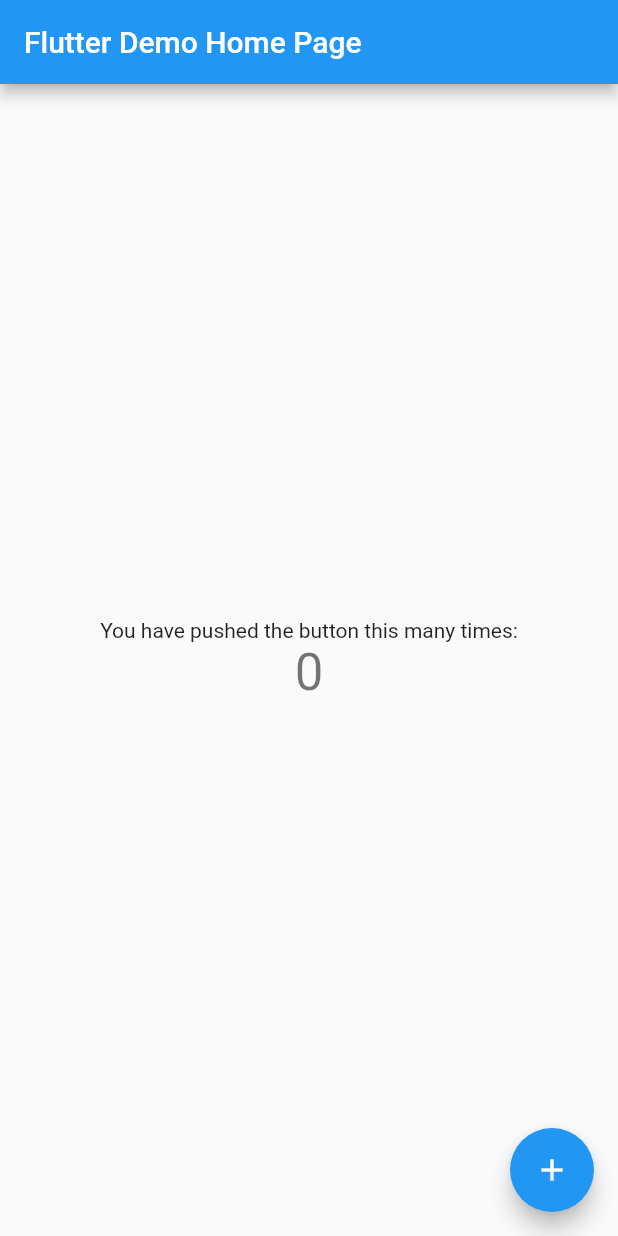
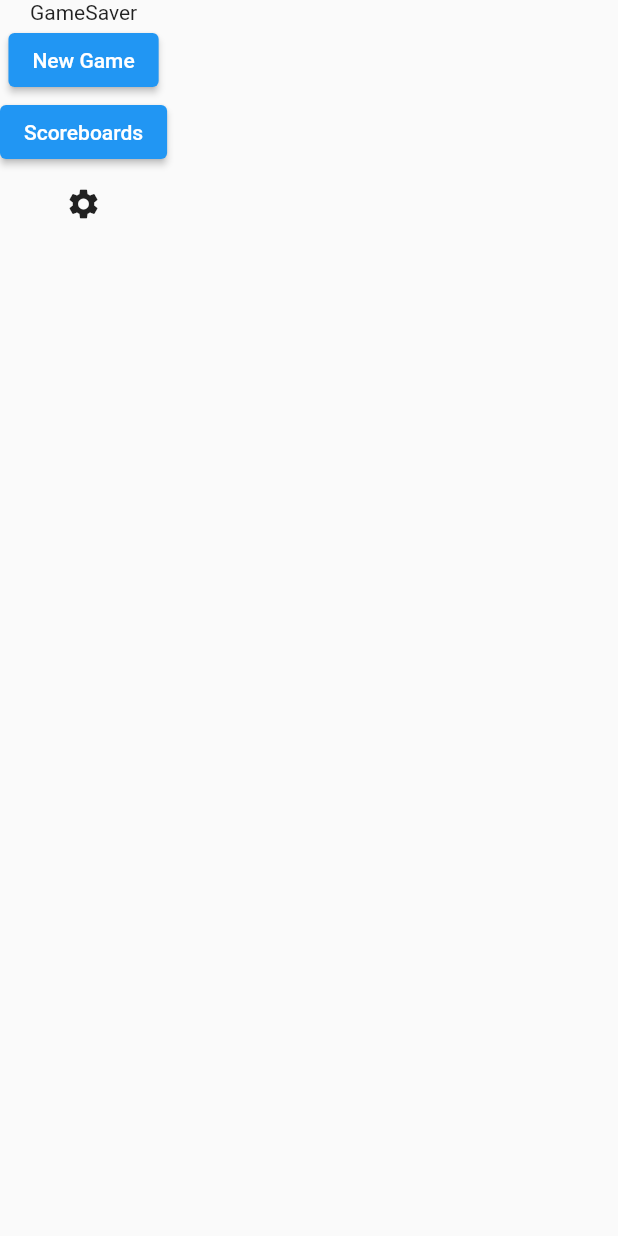
Before and after one commit to radicalgrim/game_saver, a Flutter app: the screen it shows after launch, on a phone screen of 412 x 824 dp. Run offline on Flutter 3.47's test engine with Material 2 defaults, Android fonts, the phone set to English and light mode, and no system bars.

Commit message:
Seperate example app into its own page, create home page with basic elements

```diff
--- a/lib/main.dart
+++ b/lib/main.dart
@@ -1,4 +1,6 @@
 import 'package:flutter/material.dart';
+import 'package:game_saver/pages/example_page.dart';
+import 'package:game_saver/pages/home_page.dart';
 
 void main() {
   runApp(const MyApp());
@@ -11,7 +13,7 @@ class MyApp extends StatelessWidget {
   @override
   Widget build(BuildContext context) {
     return MaterialApp(
-      title: 'Flutter Demo',
+      title: 'game_saver',
       theme: ThemeData(
         // This is the theme of your application.
         //
@@ -24,92 +26,12 @@ class MyApp extends StatelessWidget {
         // is not restarted.
         primarySwatch: Colors.blue,
       ),
-      home: const MyHomePage(title: 'Flutter Demo Home Page'),
+      // This tells flutter the home page of your application
+      home: const HomePage(),
+      // This tells flutter the different pages in your application
+      routes: {
+        ExamplePage.route: (_) => const ExamplePage(),
+      },
     );
   }
 }
-
-class MyHomePage extends StatefulWidget {
-  const MyHomePage({Key? key, required this.title}) : super(key: key);
-
-  // This widget is the home page of your application. It is stateful, meaning
-  // that it has a State object (defined below) that contains fields that affect
-  // how it looks.
-
-  // This class is the configuration for the state. It holds the values (in this
-  // case the title) provided by the parent (in this case the App widget) and
-  // used by the build method of the State. Fields in a Widget subclass are
-  // always marked "final".
-
-  final String title;
-
-  @override
-  State<MyHomePage> createState() => _MyHomePageState();
-}
-
-class _MyHomePageState extends State<MyHomePage> {
-  int _counter = 0;
-
-  void _incrementCounter() {
-    setState(() {
-      // This call to setState tells the Flutter framework that something has
-      // changed in this State, which causes it to rerun the build method below
-      // so that the display can reflect the updated values. If we changed
-      // _counter without calling setState(), then the build method would not be
-      // called again, and so nothing would appear to happen.
-      _counter++;
-    });
-  }
-
-  @override
-  Widget build(BuildContext context) {
-    // This method is rerun every time setState is called, for instance as done
-    // by the _incrementCounter method above.
-    //
-    // The Flutter framework has been optimized to make rerunning build methods
-    // fast, so that you can just rebuild anything that needs updating rather
-    // than having to individually change instances of widgets.
-    return Scaffold(
-      appBar: AppBar(
-        // Here we take the value from the MyHomePage object that was created by
-        // the App.build method, and use it to set our appbar title.
-        title: Text(widget.title),
-      ),
-      body: Center(
-        // Center is a layout widget. It takes a single child and positions it
-        // in the middle of the parent.
-        child: Column(
-          // Column is also a layout widget. It takes a list of children and
-          // arranges them vertically. By default, it sizes itself to fit its
-          // children horizontally, and tries to be as tall as its parent.
-          //
-          // Invoke "debug painting" (press "p" in the console, choose the
-          // "Toggle Debug Paint" action from the Flutter Inspector in Android
-          // Studio, or the "Toggle Debug Paint" command in Visual Studio Code)
-          // to see the wireframe for each widget.
-          //
-          // Column has various properties to control how it sizes itself and
-          // how it positions its children. Here we use mainAxisAlignment to
-          // center the children vertically; the main axis here is the vertical
-          // axis because Columns are vertical (the cross axis would be
-          // horizontal).
-          mainAxisAlignment: MainAxisAlignment.center,
-          children: <Widget>[
-            const Text(
-              'You have pushed the button this many times:',
-            ),
-            Text(
-              '$_counter',
-              style: Theme.of(context).textTheme.headline4,
-            ),
-          ],
-        ),
-      ),
-      floatingActionButton: FloatingActionButton(
-        onPressed: _incrementCounter,
-        tooltip: 'Increment',
-        child: const Icon(Icons.add),
-      ), // This trailing comma makes auto-formatting nicer for build methods.
-    );
-  }
-}
--- /dev/null
+++ b/lib/pages/example_page.dart
@@ -0,0 +1,82 @@
+import 'package:flutter/material.dart';
+import 'package:flutter/widgets.dart';
+
+class ExamplePage extends StatefulWidget {
+  const ExamplePage({Key? key}) : super(key: key);
+
+  // This string is used when telling Flutter Navigation to navigate to this
+  // page
+  static const String route = "/example";
+
+  final String title = "Title";
+
+  @override
+  State<ExamplePage> createState() => _ExamplePageState();
+}
+
+class _ExamplePageState extends State<ExamplePage> {
+  int _counter = 0;
+
+  void _incrementCounter() {
+    setState(() {
+      // This call to setState tells the Flutter framework that something has
+      // changed in this State, which causes it to rerun the build method below
+      // so that the display can reflect the updated values. If we changed
+      // _counter without calling setState(), then the build method would not be
+      // called again, and so nothing would appear to happen.
+      _counter++;
+    });
+  }
+
+  @override
+  Widget build(BuildContext context) {
+    // This method is rerun every time setState is called, for instance as done
+    // by the _incrementCounter method above.
+    //
+    // The Flutter framework has been optimized to make rerunning build methods
+    // fast, so that you can just rebuild anything that needs updating rather
+    // than having to individually change instances of widgets.
+    return Scaffold(
+      appBar: AppBar(
+        // Here we take the value from the MyHomePage object that was created by
+        // the App.build method, and use it to set our appbar title.
+        title: Text(widget.title),
+      ),
+      body: Center(
+        // Center is a layout widget. It takes a single child and positions it
+        // in the middle of the parent.
+        child: Column(
+          // Column is also a layout widget. It takes a list of children and
+          // arranges them vertically. By default, it sizes itself to fit its
+          // children horizontally, and tries to be as tall as its parent.
+          //
+          // Invoke "debug painting" (press "p" in the console, choose the
+          // "Toggle Debug Paint" action from the Flutter Inspector in Android
+          // Studio, or the "Toggle Debug Paint" command in Visual Studio Code)
+          // to see the wireframe for each widget.
+          //
+          // Column has various properties to control how it sizes itself and
+          // how it positions its children. Here we use mainAxisAlignment to
+          // center the children vertically; the main axis here is the vertical
+          // axis because Columns are vertical (the cross axis would be
+          // horizontal).
+          mainAxisAlignment: MainAxisAlignment.center,
+          children: <Widget>[
+            const Text(
+              'You have pushed the button this many times:',
+            ),
+            Text(
+              '$_counter',
+              style: Theme.of(context).textTheme.headline4,
+            ),
+          ],
+        ),
+      ),
+      floatingActionButton: FloatingActionButton(
+        onPressed: _incrementCounter,
+        tooltip: 'Increment',
+        child: const Icon(Icons.add),
+      ), // This trailing comma makes auto-formatting nicer for build methods.
+    );
+  }
+}
--- /dev/null
+++ b/lib/pages/home_page.dart
@@ -0,0 +1,50 @@
+// ignore_for_file: prefer_const_literals_to_create_immutables, prefer_const_constructors
+// TODO: Delete this before submitting PR
+
+import 'dart:developer';
+
+import 'package:flutter/material.dart';
+import 'package:flutter/widgets.dart';
+
+class HomePage extends StatefulWidget {
+  const HomePage({Key? key}) : super(key: key);
+
+  static const String route = "/home";
+
+  @override
+  HomePageState createState() => HomePageState();
+}
+
+class HomePageState extends State<HomePage> {
+  @override
+  Widget build(BuildContext context) {
+    return Scaffold(
+      body: Column(
+        children: [
+          Text("GameSaver"),
+          ElevatedButton(
+            child: const Text("New Game"),
+            onPressed: () {
+              // TODO: Implement me
+              log("New Game pressed");
+            },
+          ),
+          ElevatedButton(
+            child: const Text("Scoreboards"),
+            onPressed: () {
+              // TODO: Implement me
+              log("Scoreboards pressed");
+            },
+          ),
+          IconButton(
+            icon: const Icon(Icons.settings),
+            onPressed: () {
+              // TODO: Implement me
+              log("Game Options icon pressed");
+            },
+          ),
+        ],
+      ),
+    );
+  }
+}
```
